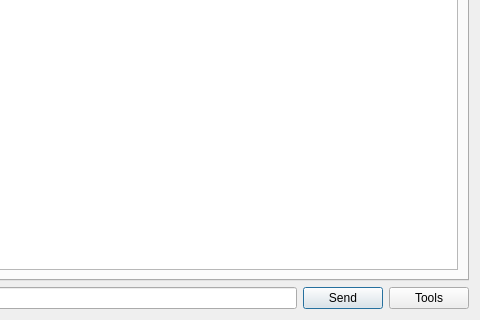
Old version of the form launcher/src/consolewindow.ui in the repository ivop/osiemu; both pictures show x 301 to 781 and y 321 to 641 of the 781 by 641 pixel window.
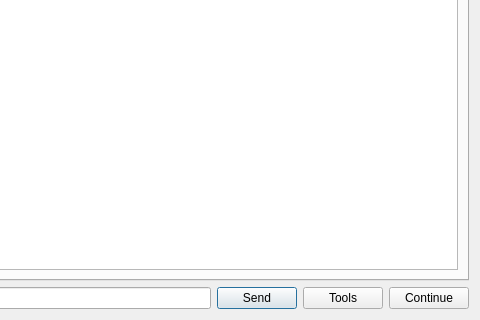
New version of the form.

Commit message: Add 'Continue' button to resume emulation

The edit to the form file:
```diff
--- a/launcher/src/consolewindow.ui
+++ b/launcher/src/consolewindow.ui
@@ -73,6 +73,13 @@
        </property>
       </widget>
      </item>
+     <item>
+      <widget class="QPushButton" name="button_continue">
+       <property name="text">
+        <string>Continue</string>
+       </property>
+      </widget>
+     </item>
     </layout>
    </item>
   </layout>
```
The commit also changes 2 other files.
